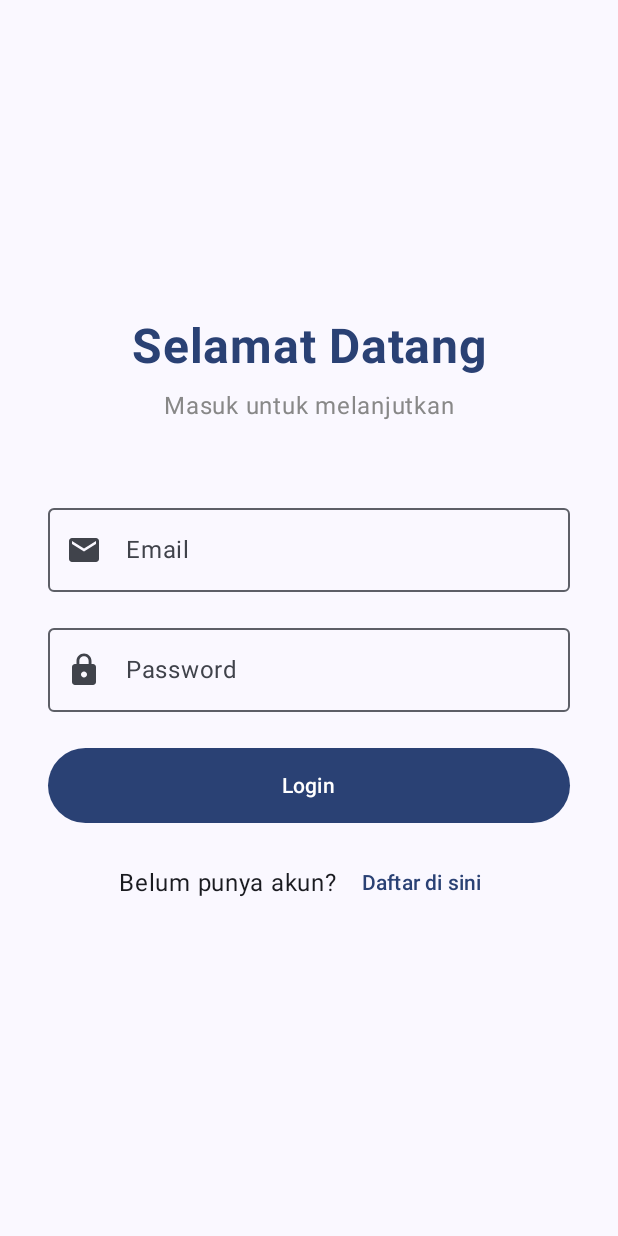
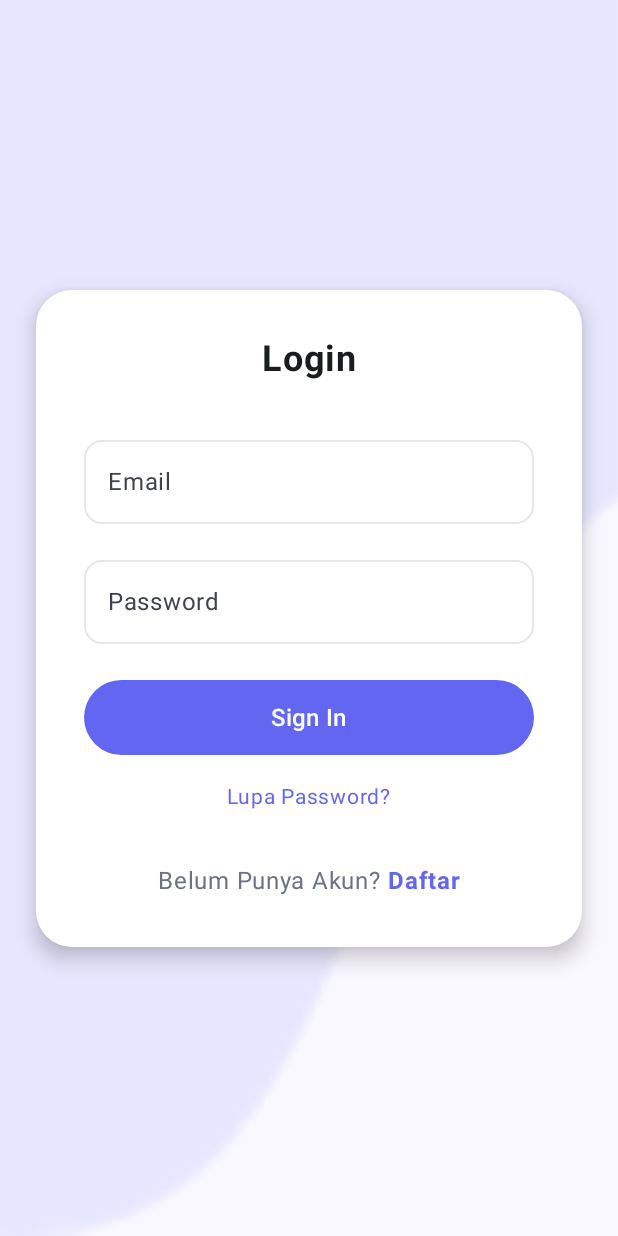
Before and after one commit to dionmarshalll/pam, an Android app built with Jetpack Compose: the screen it shows after launch (MainActivity), on a phone screen of 412 x 824 dp. Run offline under Robolectric (Android 15) with nearby library versions, the phone set to English and light mode, and no system bars.

Commit message:
feat_register & update ui login

```diff
--- a/app/src/main/java/com/example/pam/LoginScreen.kt
+++ /dev/null
@@ -1,118 +0,0 @@
-package com.example.pam
-
-import androidx.compose.foundation.layout.*
-import androidx.compose.foundation.text.KeyboardOptions
-import androidx.compose.foundation.text.ClickableText
-import androidx.compose.material.icons.Icons
-import androidx.compose.material.icons.filled.Email
-import androidx.compose.material.icons.filled.Lock
-import androidx.compose.material3.*
-import androidx.compose.runtime.*
-import androidx.compose.ui.Alignment
-import androidx.compose.ui.Modifier
-import androidx.compose.ui.text.input.KeyboardType
-import androidx.compose.ui.text.input.PasswordVisualTransformation
-import androidx.compose.ui.text.font.FontWeight
-import androidx.compose.ui.text.AnnotatedString
-import androidx.compose.ui.text.TextStyle
-import androidx.compose.ui.text.style.TextDecoration
-import androidx.compose.ui.tooling.preview.Preview
-import androidx.compose.ui.unit.sp
-import androidx.compose.ui.unit.dp
-import androidx.compose.ui.graphics.Color
-import androidx.navigation.NavController
-import androidx.navigation.compose.rememberNavController
-import com.example.pam.ui.theme.PamTheme
-
-
-
-
-
-@Composable
-fun LoginScreen(navController: NavController) {
-    var email by remember { mutableStateOf("") }
-    var password by remember { mutableStateOf("") }
-
-    Column(
-        modifier = Modifier
-            .fillMaxSize()
-            .padding(32.dp),
-        verticalArrangement = Arrangement.Center,
-        horizontalAlignment = Alignment.CenterHorizontally
-    ) {
-        Text(text = "Selamat Datang", fontSize = 32.sp, fontWeight = FontWeight.Bold, color = MaterialTheme.colorScheme.primary)
-        Spacer(modifier = Modifier.height(8.dp))
-        Text(text = "Masuk untuk melanjutkan", fontSize = 16.sp, color = Color.Gray)
-        Spacer(modifier = Modifier.height(48.dp))
-
-
-        // Input field untuk Email
-        OutlinedTextField(
-            value = email,
-            onValueChange = { email = it },
-            label = { Text("Email") },
-            leadingIcon = {
-                Icon(
-                    imageVector = Icons.Default.Email,
-                    contentDescription = "Ikon Email"
-                )
-            },
-            keyboardOptions = KeyboardOptions(keyboardType = KeyboardType.Email),
-            modifier = Modifier.fillMaxWidth()
-        )
-
-        Spacer(modifier = Modifier.height(16.dp))
-
-        // Input Password
-        OutlinedTextField(
-            value = password,
-            onValueChange = { password = it },
-            label = { Text("Password") },
-            leadingIcon = {
-                Icon(
-                    imageVector = Icons.Default.Lock,
-                    contentDescription = "Ikon Password"
-                )
-            },
-            visualTransformation = PasswordVisualTransformation(),
-            keyboardOptions = KeyboardOptions(keyboardType = KeyboardType.Password),
-            modifier = Modifier.fillMaxWidth()
-        )
-
-        Spacer(modifier = Modifier.height(24.dp))
-
-        // Tombol Login
-        Button(
-            onClick = {
-                // Logika untuk login tambahin sini
-                navController.navigate("profile")
-
-            },
-            modifier = Modifier
-                .fillMaxWidth()
-                .height(50.dp)
-        ) {
-            Text("Login")
-        }
-
-        Spacer(modifier = Modifier.height(16.dp))
-
-        // Tombol ke register
-        Row(
-            verticalAlignment = Alignment.CenterVertically
-        ) {
-            Text("Belum punya akun? ")
-            TextButton(onClick = { /* Navigasi ke register */ }) {
-                Text("Daftar di sini")
-            }
-        }
-    }
-}
-
-@Preview(showBackground = true)
-@Composable
-fun LoginScreenPreview() {
-    PamTheme {
-        LoginScreen(navController = rememberNavController())
-    }
-}
--- a/app/src/main/java/com/example/pam/MainActivity.kt
+++ b/app/src/main/java/com/example/pam/MainActivity.kt
@@ -3,19 +3,17 @@ package com.example.pam
 import android.os.Bundle
 import androidx.activity.ComponentActivity
 import androidx.activity.compose.setContent
-import androidx.activity.enableEdgeToEdge
 import androidx.compose.foundation.layout.fillMaxSize
-import androidx.compose.foundation.layout.padding
-import androidx.compose.material3.Scaffold
-import androidx.compose.material3.Text
-import androidx.compose.runtime.Composable
 import androidx.compose.ui.Modifier
-import androidx.compose.ui.tooling.preview.Preview
 import androidx.compose.material3.MaterialTheme
 import androidx.compose.material3.Surface
 import androidx.navigation.compose.NavHost
 import androidx.navigation.compose.composable
 import androidx.navigation.compose.rememberNavController
+import com.example.pam.feature.AvatarScreen
+import com.example.pam.feature.LoginScreen
+import com.example.pam.feature.ProfileScreen
+import com.example.pam.feature.RegisterScreen
 import com.example.pam.ui.theme.PamTheme
 
 class MainActivity : ComponentActivity() {
@@ -42,7 +40,9 @@ class MainActivity : ComponentActivity() {
                         composable("avatar") {
                             AvatarScreen(navController = navController)
                         }
-                        // slot composable register
+                        composable("register") {
+                            RegisterScreen(navController = navController)
+                        }
                     }
                 }
             }
--- a/app/src/main/java/com/example/pam/AvatarScreen.kt
+++ b/app/src/main/java/com/example/pam/feature/AvatarScreen.kt
@@ -1,4 +1,4 @@
-package com.example.pam
+package com.example.pam.feature
 
 import androidx.compose.foundation.Image
 import androidx.compose.foundation.layout.*
@@ -11,6 +11,7 @@ import androidx.compose.ui.tooling.preview.Preview
 import androidx.compose.ui.unit.dp
 import androidx.navigation.NavController
 import androidx.navigation.compose.rememberNavController
+import com.example.pam.R
 import com.example.pam.ui.theme.PamTheme
 
 @Composable
--- /dev/null
+++ b/app/src/main/java/com/example/pam/feature/LoginScreen.kt
@@ -0,0 +1,171 @@
+package com.example.pam.feature
+
+import androidx.compose.foundation.Image
+import androidx.compose.foundation.background
+import androidx.compose.foundation.clickable
+import androidx.compose.foundation.layout.*
+import androidx.compose.foundation.shape.RoundedCornerShape
+import androidx.compose.material3.*
+import androidx.compose.runtime.*
+import androidx.compose.ui.Alignment
+import androidx.compose.ui.Modifier
+import androidx.compose.ui.graphics.Color
+import androidx.compose.ui.layout.ContentScale
+import androidx.compose.ui.res.painterResource
+import androidx.compose.ui.text.font.FontWeight
+import androidx.compose.ui.text.input.KeyboardType
+import androidx.compose.ui.text.input.PasswordVisualTransformation
+import androidx.compose.ui.tooling.preview.Preview
+import androidx.compose.ui.unit.dp
+import androidx.compose.ui.unit.sp
+import androidx.navigation.NavController
+import androidx.navigation.compose.rememberNavController
+import com.example.pam.R
+import com.example.pam.ui.theme.PamTheme
+
+@Composable
+fun LoginScreen(navController: NavController) {
+    var email by remember { mutableStateOf("") }
+    var password by remember { mutableStateOf("") }
+
+    Box(
+        modifier = Modifier.fillMaxSize()
+    ) {
+        // Background gradient/image
+        Image(
+            painter = painterResource(id = R.drawable.candy_background_1),
+            contentDescription = null,
+            contentScale = ContentScale.Crop,
+            modifier = Modifier.fillMaxSize()
+        )
+
+        Column(
+            modifier = Modifier
+                .fillMaxSize()
+                .padding(horizontal = 24.dp),
+            horizontalAlignment = Alignment.CenterHorizontally,
+            verticalArrangement = Arrangement.Center
+        ) {
+            // Card container untuk form
+            Card(
+                modifier = Modifier
+                    .fillMaxWidth()
+                    .padding(vertical = 32.dp),
+                shape = RoundedCornerShape(24.dp),
+                colors = CardDefaults.cardColors(
+                    containerColor = Color.White
+                ),
+                elevation = CardDefaults.cardElevation(
+                    defaultElevation = 8.dp
+                )
+            ) {
+                Column(
+                    modifier = Modifier
+                        .fillMaxWidth()
+                        .padding(32.dp),
+                    horizontalAlignment = Alignment.CenterHorizontally
+                ) {
+                    // Judul
+                    Text(
+                        text = "Login",
+                        fontSize = 24.sp,
+                        fontWeight = FontWeight.Bold,
+                        color = Color(0xFF1A1D1E)
+                    )
+
+                    Spacer(modifier = Modifier.height(32.dp))
+
+                    // Email field
+                    OutlinedTextField(
+                        value = email,
+                        onValueChange = { email = it },
+                        label = { Text("Email") },
+                        singleLine = true,
+                        modifier = Modifier.fillMaxWidth(),
+                        shape = RoundedCornerShape(12.dp),
+                        colors = OutlinedTextFieldDefaults.colors(
+                            focusedBorderColor = Color(0xFF6366F1),
+                            unfocusedBorderColor = Color(0xFFE5E7EB)
+                        )
+                    )
+
+                    Spacer(modifier = Modifier.height(16.dp))
+
+                    // Password
+                    OutlinedTextField(
+                        value = password,
+                        onValueChange = { password = it },
+                        label = { Text("Password") },
+                        singleLine = true,
+                        visualTransformation = PasswordVisualTransformation(),
+                        keyboardOptions = androidx.compose.foundation.text.KeyboardOptions(
+                            keyboardType = KeyboardType.Password
+                        ),
+                        modifier = Modifier.fillMaxWidth(),
+                        shape = RoundedCornerShape(12.dp),
+                        colors = OutlinedTextFieldDefaults.colors(
+                            focusedBorderColor = Color(0xFF6366F1),
+                            unfocusedBorderColor = Color(0xFFE5E7EB)
+                        )
+                    )
+
+                    Spacer(modifier = Modifier.height(24.dp))
+
+                    // Tombol Login
+                    Button(
+                        onClick = { navController.navigate("profile") },
+                        modifier = Modifier
+                            .fillMaxWidth()
+                            .height(50.dp),
+                        shape = RoundedCornerShape(25.dp),
+                        colors = ButtonDefaults.buttonColors(
+                            containerColor = Color(0xFF6366F1)
+                        )
+                    ) {
+                        Text(
+                            text = "Sign In",
+                            fontSize = 16.sp,
+                            fontWeight = FontWeight.Medium
+                        )
+                    }
+
+                    Spacer(modifier = Modifier.height(16.dp))
+
+                    // Link lupa password
+                    Text(
+                        text = "Lupa Password?",
+                        fontSize = 14.sp,
+                        color = Color(0xFF6366F1),
+                        modifier = Modifier.clickable {  }
+                    )
+
+                    Spacer(modifier = Modifier.height(32.dp))
+
+                    // Link ke Registrasi wak
+                    Row {
+                        Text(
+                            text = "Belum Punya Akun? ",
+                            color = Color(0xFF6B7280)
+                        )
+                        Text(
+                            text = "Daftar",
+                            color = Color(0xFF6366F1),
+                            fontWeight = FontWeight.Bold,
+                            modifier = Modifier.clickable {
+                                navController.navigate("signup")
+                            }
+                        )
+                    }
+                }
+            }
+        }
+    }
+}
+
+@Preview(showBackground = true)
+@Composable
+fun LoginScreenPreview() {
+    PamTheme {
+        LoginScreen(navController = rememberNavController())
+    }
+}
--- a/app/src/main/java/com/example/pam/ProfileScreen.kt
+++ b/app/src/main/java/com/example/pam/feature/ProfileScreen.kt
@@ -1,4 +1,4 @@
-package com.example.pam
+package com.example.pam.feature
 
 import androidx.compose.foundation.Image
 import androidx.compose.foundation.border
```
Also changed, not shown: app/src/main/java/com/example/pam/feature/RegisterScreen.kt (added, +165 -0 lines), app/src/main/res/drawable/candy_background_1.png (added), app/src/main/res/drawable/candy_background_2.png (added).
